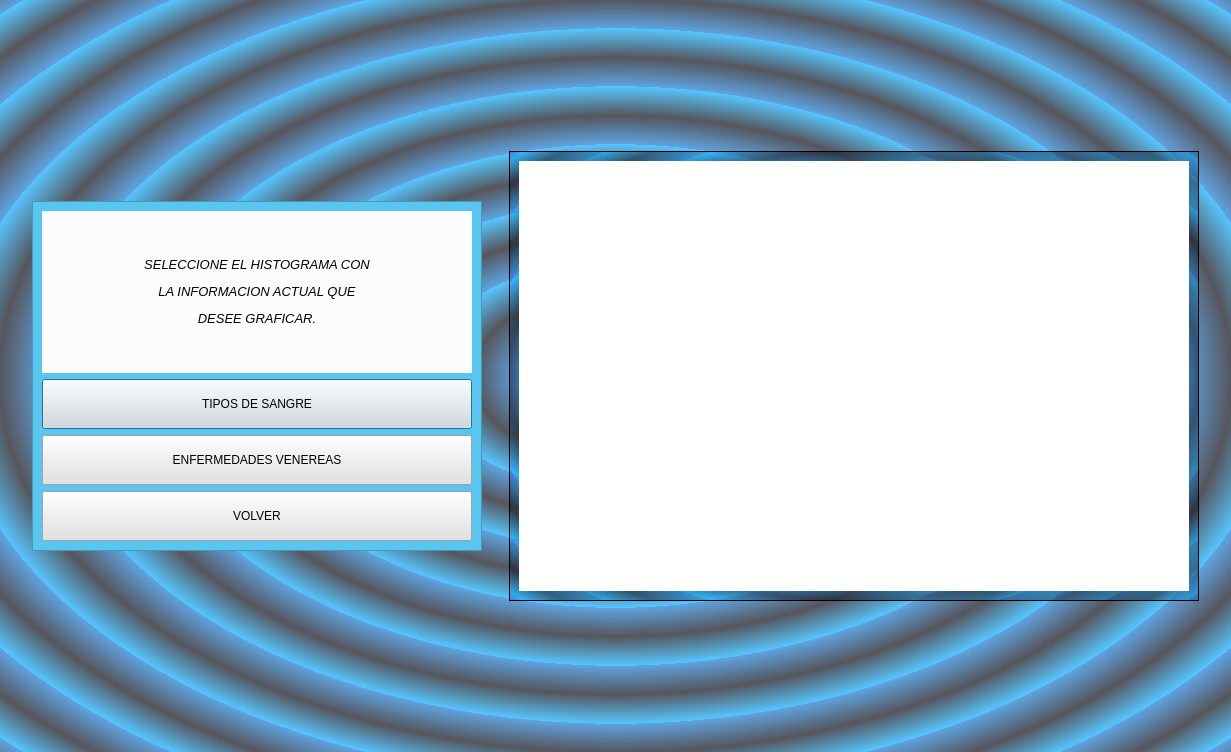
The window that datos_estadisticos.ui (mcewenar/PROY_FINAL_BIOING_II) describes before a commit, drawn with Qt 5.
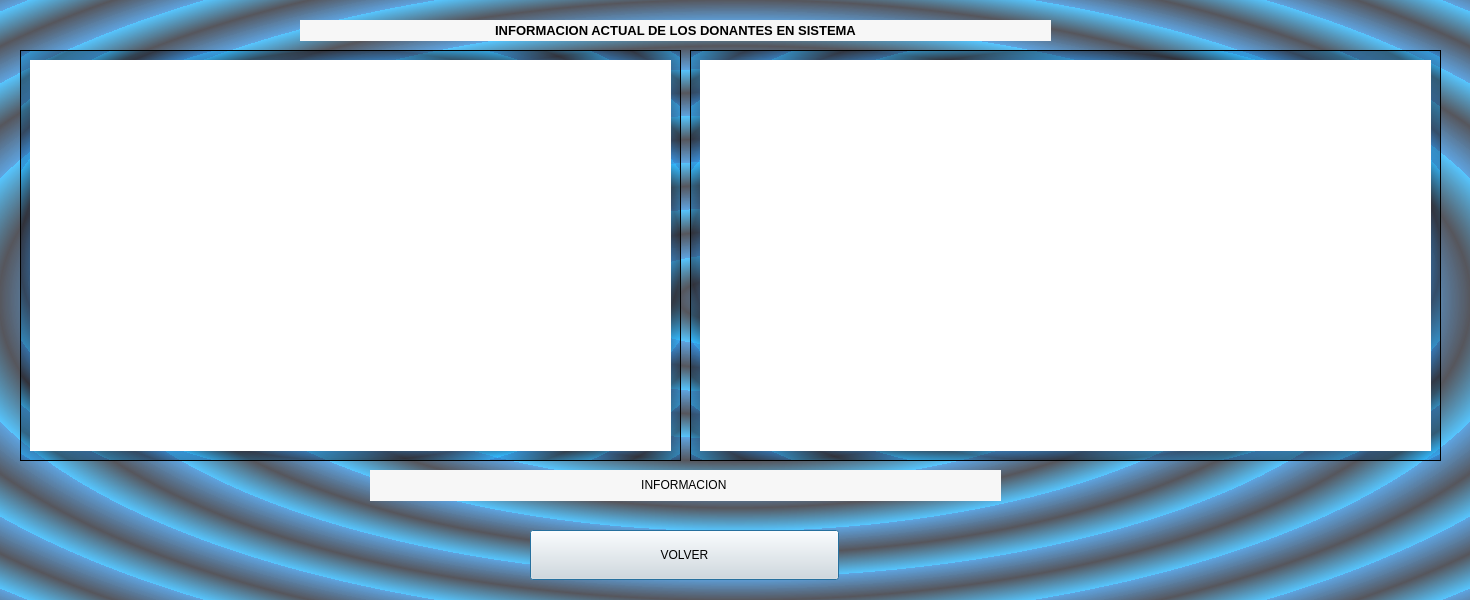
The same window after the commit.

The edit to the form file:
```diff
--- a/datos_estadisticos.ui
+++ b/datos_estadisticos.ui
@@ -6,130 +6,47 @@
    <rect>
     <x>0</x>
     <y>0</y>
-    <width>1231</width>
-    <height>752</height>
+    <width>1470</width>
+    <height>600</height>
    </rect>
   </property>
+  <property name="minimumSize">
+   <size>
+    <width>1470</width>
+    <height>600</height>
+   </size>
+  </property>
+  <property name="maximumSize">
+   <size>
+    <width>1470</width>
+    <height>600</height>
+   </size>
+  </property>
   <property name="windowTitle">
    <string>Dialog</string>
   </property>
   <property name="styleSheet">
    <string notr="true">background-color: qradialgradient(spread:repeat, cx:0.5, cy:0.5, radius:0.077, fx:0.5, fy:0.5, stop:0 rgba(0, 109, 205, 100), stop:0.497326 rgba(0, 0, 10, 107), stop:1 rgba(0, 169, 255, 107));</string>
   </property>
-  <layout class="QHBoxLayout" name="horizontalLayout">
-   <item>
-    <widget class="QFrame" name="frame">
-     <property name="maximumSize">
-      <size>
-       <width>450</width>
-       <height>350</height>
-      </size>
-     </property>
-     <property name="styleSheet">
-      <string notr="true">background-color: rgb(88, 198, 238);</string>
-     </property>
-     <property name="frameShape">
-      <enum>QFrame::StyledPanel</enum>
-     </property>
-     <property name="frameShadow">
-      <enum>QFrame::Raised</enum>
-     </property>
-     <layout class="QGridLayout" name="gridLayout">
-      <item row="1" column="0">
-       <layout class="QVBoxLayout" name="verticalLayout_2">
-        <item>
-         <widget class="QPushButton" name="Boton_TiposS">
-          <property name="minimumSize">
-           <size>
-            <width>0</width>
-            <height>50</height>
-           </size>
-          </property>
-          <property name="maximumSize">
-           <size>
-            <width>4000</width>
-            <height>16777215</height>
-           </size>
-          </property>
-          <property name="styleSheet">
-           <string notr="true">background-color: rgb(226, 226, 226);</string>
-          </property>
-          <property name="text">
-           <string>TIPOS DE SANGRE</string>
-          </property>
-         </widget>
-        </item>
-        <item>
-         <widget class="QPushButton" name="Boton_EnfermedadV">
-          <property name="minimumSize">
-           <size>
-            <width>0</width>
-            <height>50</height>
-           </size>
-          </property>
-          <property name="maximumSize">
-           <size>
-            <width>4000</width>
-            <height>16777215</height>
-           </size>
-          </property>
-          <property name="styleSheet">
-           <string notr="true">background-color: rgb(226, 226, 226);</string>
-          </property>
-          <property name="text">
-           <string>ENFERMEDADES VENEREAS</string>
-          </property>
-         </widget>
-        </item>
-        <item>
-         <widget class="QPushButton" name="Boton_Volver">
-          <property name="minimumSize">
-           <size>
-            <width>0</width>
-            <height>50</height>
-           </size>
-          </property>
-          <property name="maximumSize">
-           <size>
-            <width>4000</width>
-            <height>16777215</height>
-           </size>
-          </property>
-          <property name="styleSheet">
-           <string notr="true">background-color: rgb(226, 226, 226);</string>
-          </property>
-          <property name="text">
-           <string>VOLVER</string>
-          </property>
-         </widget>
-        </item>
-       </layout>
-      </item>
-      <item row="0" column="0">
-       <widget class="QLabel" name="label">
-        <property name="styleSheet">
-         <string notr="true">background-color: rgb(252, 252, 252);</string>
-        </property>
-        <property name="text">
-         <string>&lt;html&gt;&lt;head/&gt;&lt;body&gt;&lt;p align=&quot;center&quot;&gt;&lt;span style=&quot; font-size:10pt; font-style:italic;&quot;&gt;SELECCIONE EL HISTOGRAMA CON&lt;/span&gt;&lt;/p&gt;&lt;p align=&quot;center&quot;&gt;&lt;span style=&quot; font-size:10pt; font-style:italic;&quot;&gt;LA INFORMACION ACTUAL QUE&lt;/span&gt;&lt;/p&gt;&lt;p align=&quot;center&quot;&gt;&lt;span style=&quot; font-size:10pt; font-style:italic;&quot;&gt;DESEE GRAFICAR.&lt;/span&gt;&lt;/p&gt;&lt;/body&gt;&lt;/html&gt;</string>
-        </property>
-       </widget>
-      </item>
-     </layout>
-    </widget>
-   </item>
-   <item>
     <widget class="QFrame" name="frame_2">
+   <property name="geometry">
+    <rect>
+     <x>20</x>
+     <y>50</y>
+     <width>661</width>
+     <height>411</height>
+    </rect>
+   </property>
      <property name="minimumSize">
       <size>
-       <width>650</width>
-       <height>430</height>
+     <width>0</width>
+     <height>0</height>
       </size>
      </property>
      <property name="maximumSize">
       <size>
-       <width>690</width>
-       <height>450</height>
+     <width>99999</width>
+     <height>9999</height>
       </size>
      </property>
      <property name="frameShape">
@@ -148,9 +65,9 @@
          <property name="geometry">
           <rect>
            <x>10</x>
-           <y>10</y>
-           <width>641</width>
-           <height>401</height>
+         <y>0</y>
+         <width>621</width>
+         <height>391</height>
           </rect>
          </property>
          <layout class="QVBoxLayout" name="Histogramas"/>
@@ -159,8 +76,114 @@
       </item>
      </layout>
     </widget>
-   </item>
-  </layout>
+  <widget class="QFrame" name="frame_3">
+   <property name="geometry">
+    <rect>
+     <x>690</x>
+     <y>50</y>
+     <width>751</width>
+     <height>411</height>
+    </rect>
+   </property>
+   <property name="minimumSize">
+    <size>
+     <width>0</width>
+     <height>0</height>
+    </size>
+   </property>
+   <property name="maximumSize">
+    <size>
+     <width>9999</width>
+     <height>99999</height>
+    </size>
+   </property>
+   <property name="frameShape">
+    <enum>QFrame::StyledPanel</enum>
+   </property>
+   <property name="frameShadow">
+    <enum>QFrame::Raised</enum>
+   </property>
+   <layout class="QVBoxLayout" name="verticalLayout_4">
+    <item>
+     <widget class="QWidget" name="campo_grafico_2" native="true">
+      <property name="styleSheet">
+       <string notr="true">background-color: rgb(255, 255, 255);</string>
+      </property>
+      <widget class="QWidget" name="verticalLayoutWidget_4">
+       <property name="geometry">
+        <rect>
+         <x>10</x>
+         <y>0</y>
+         <width>711</width>
+         <height>391</height>
+        </rect>
+       </property>
+       <layout class="QVBoxLayout" name="Histogramas_2"/>
+      </widget>
+     </widget>
+    </item>
+   </layout>
+  </widget>
+  <widget class="QPushButton" name="Boton_Volver">
+   <property name="geometry">
+    <rect>
+     <x>530</x>
+     <y>530</y>
+     <width>309</width>
+     <height>50</height>
+    </rect>
+   </property>
+   <property name="minimumSize">
+    <size>
+     <width>0</width>
+     <height>50</height>
+    </size>
+   </property>
+   <property name="maximumSize">
+    <size>
+     <width>4000</width>
+     <height>16777215</height>
+    </size>
+   </property>
+   <property name="styleSheet">
+    <string notr="true">background-color: rgb(226, 226, 226);</string>
+   </property>
+   <property name="text">
+    <string>VOLVER</string>
+   </property>
+  </widget>
+  <widget class="QLabel" name="label">
+   <property name="geometry">
+    <rect>
+     <x>300</x>
+     <y>20</y>
+     <width>751</width>
+     <height>21</height>
+    </rect>
+   </property>
+   <property name="styleSheet">
+    <string notr="true">background-color: rgb(247, 247, 247);</string>
+   </property>
+   <property name="text">
+    <string>&lt;html&gt;&lt;head/&gt;&lt;body&gt;&lt;p align=&quot;center&quot;&gt;&lt;span style=&quot; font-size:10pt; font-weight:600;&quot;&gt;INFORMACION ACTUAL DE LOS DONANTES EN SISTEMA&lt;/span&gt;&lt;/p&gt;&lt;/body&gt;&lt;/html&gt;</string>
+   </property>
+  </widget>
+  <widget class="QLabel" name="label_2">
+   <property name="geometry">
+    <rect>
+     <x>370</x>
+     <y>470</y>
+     <width>631</width>
+     <height>31</height>
+    </rect>
+   </property>
+   <property name="styleSheet">
+    <string notr="true">background-color: rgb(247, 247, 247);</string>
+   </property>
+   <property name="text">
+    <string>&lt;html&gt;&lt;head/&gt;&lt;body&gt;&lt;p align=&quot;center&quot;&gt;INFORMACION &lt;/p&gt;&lt;/body&gt;&lt;/html&gt;</string>
+   </property>
+  </widget>
  </widget>
  <resources/>
  <connections/>
```
Lines whose indentation alone changed are shown as unchanged.
